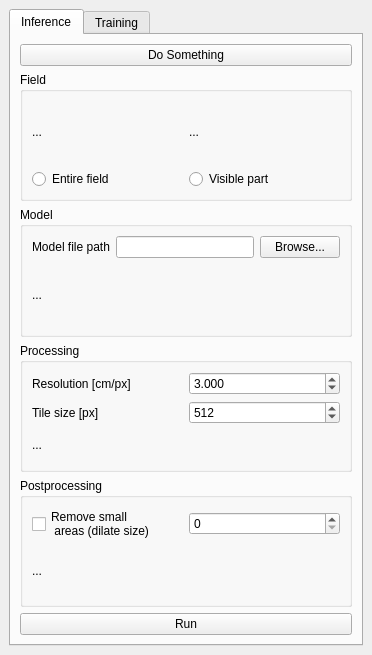
PUTvision/qgis-plugin-deepness, file plugin/deep_segmentation_framework/deep_segmentation_framework_dockwidget_base.ui: the form before one commit.
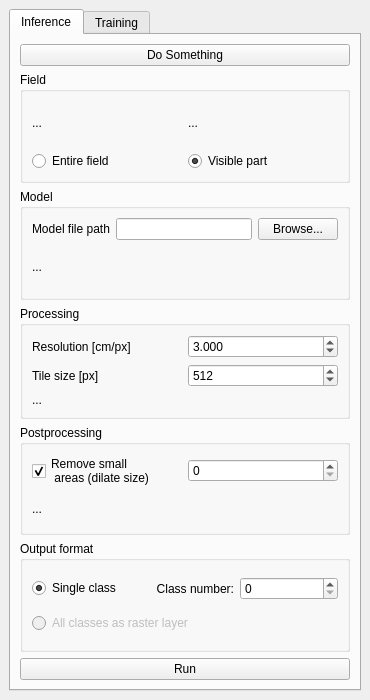
The form after the commit.

The edit to the form file:
```diff
--- a/plugin/deep_segmentation_framework/deep_segmentation_framework_dockwidget_base.ui
+++ b/plugin/deep_segmentation_framework/deep_segmentation_framework_dockwidget_base.ui
@@ -6,8 +6,8 @@
    <rect>
     <x>0</x>
     <y>0</y>
-    <width>372</width>
-    <height>655</height>
+    <width>370</width>
+    <height>700</height>
    </rect>
   </property>
   <property name="windowTitle">
@@ -68,6 +68,9 @@
                  <property name="text">
                   <string>Visible part</string>
                  </property>
+                 <property name="checked">
+                  <bool>true</bool>
+                 </property>
                 </widget>
                </item>
               </layout>
@@ -165,21 +168,66 @@
                <string>Postprocessing</string>
               </property>
               <layout class="QGridLayout" name="gridLayout_2">
+               <item row="1" column="0">
+                <widget class="QLabel" name="label_2">
+                 <property name="text">
+                  <string>...</string>
+                 </property>
+                </widget>
+               </item>
+               <item row="0" column="1">
+                <widget class="QSpinBox" name="spinBox_dilateSize"/>
+               </item>
                <item row="0" column="0">
                 <widget class="QCheckBox" name="checkBox">
                  <property name="text">
                   <string>Remove small 
  areas (dilate size)</string>
                  </property>
+                 <property name="checked">
+                  <bool>true</bool>
+                 </property>
+                </widget>
+               </item>
+              </layout>
+             </widget>
+            </item>
+            <item>
+             <widget class="QGroupBox" name="groupBox_5">
+              <property name="title">
+               <string>Output format</string>
+              </property>
+              <layout class="QGridLayout" name="gridLayout_6">
+               <item row="1" column="0" colspan="2">
+                <widget class="QRadioButton" name="radioButton_output_all_classes">
+                 <property name="enabled">
+                  <bool>false</bool>
+                 </property>
+                 <property name="text">
+                  <string>All classes as raster layer</string>
+                 </property>
                 </widget>
                </item>
                <item row="0" column="1">
-                <widget class="QSpinBox" name="spinBox"/>
+                <widget class="QLabel" name="label_9">
+                 <property name="text">
+                  <string>Class number:</string>
+                 </property>
+                 <property name="alignment">
+                  <set>Qt::AlignRight|Qt::AlignTrailing|Qt::AlignVCenter</set>
+                 </property>
+                </widget>
                </item>
-               <item row="1" column="0">
-                <widget class="QLabel" name="label_2">
+               <item row="0" column="2">
+                <widget class="QSpinBox" name="spinBox_2"/>
+               </item>
+               <item row="0" column="0">
+                <widget class="QRadioButton" name="radioButton_outputSingleClass">
                  <property name="text">
-                  <string>...</string>
+                  <string>Single class</string>
+                 </property>
+                 <property name="checked">
+                  <bool>true</bool>
                  </property>
                 </widget>
                </item>
```
Left out of the diff: 6 changed lines with no effect on the pictures.
